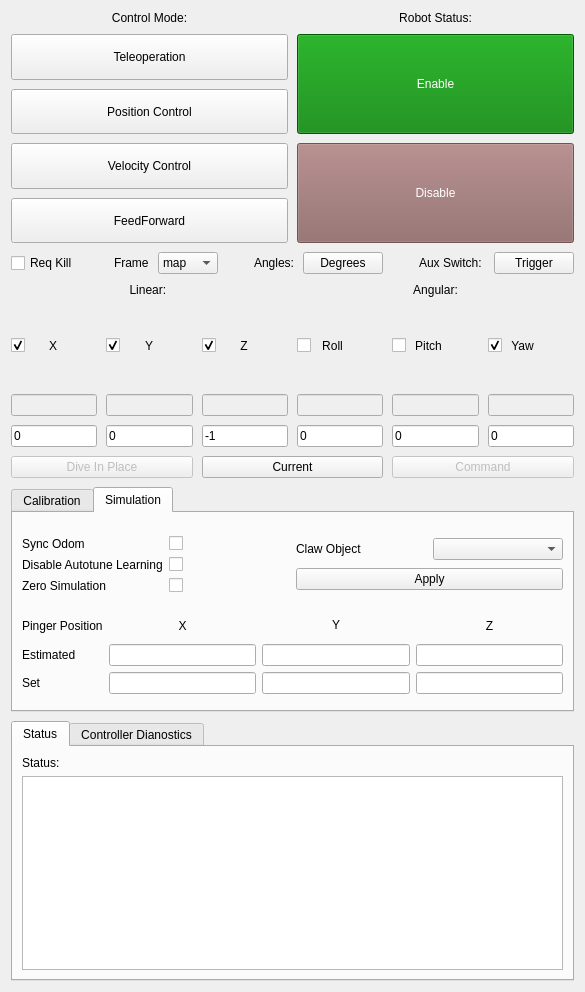
Before: the Qt Designer form riptide_rviz/riptide_rviz/src/ControlPanel.ui in osu-uwrt/mercury_gui, drawn with Qt 5.
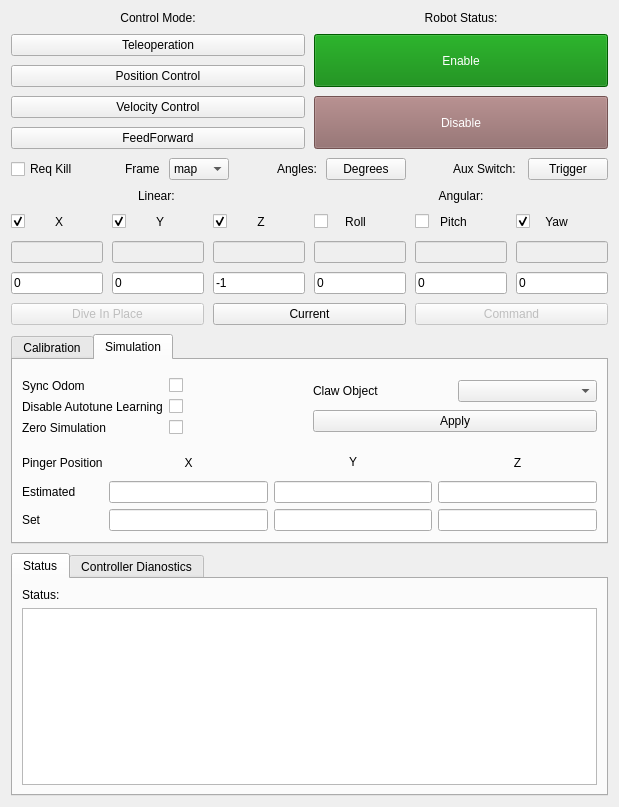
After: the same form once the commit is applied. The open tabs and pages were chosen to show the change.

Commit message: Moved temp thing, still trying to figure out why control panel steals fullscreen

Diff of the .ui file:
```diff
--- a/riptide_rviz/riptide_rviz/src/ControlPanel.ui
+++ b/riptide_rviz/riptide_rviz/src/ControlPanel.ui
@@ -9,12 +9,12 @@
    <rect>
     <x>0</x>
     <y>0</y>
-    <width>585</width>
-    <height>992</height>
+    <width>619</width>
+    <height>807</height>
    </rect>
   </property>
   <property name="sizePolicy">
-   <sizepolicy hsizetype="Preferred" vsizetype="Fixed">
+   <sizepolicy hsizetype="Preferred" vsizetype="Preferred">
     <horstretch>0</horstretch>
     <verstretch>0</verstretch>
    </sizepolicy>
@@ -145,7 +145,7 @@
            <property name="minimumSize">
             <size>
              <width>0</width>
-             <height>100</height>
+             <height>0</height>
             </size>
            </property>
            <property name="styleSheet">
@@ -171,7 +171,7 @@
            <property name="minimumSize">
             <size>
              <width>0</width>
-             <height>100</height>
+             <height>0</height>
             </size>
            </property>
            <property name="styleSheet">
@@ -1336,7 +1336,7 @@
             <bool>true</bool>
            </property>
            <property name="sizePolicy">
-            <sizepolicy hsizetype="Expanding" vsizetype="MinimumExpanding">
+            <sizepolicy hsizetype="Expanding" vsizetype="Preferred">
              <horstretch>0</horstretch>
              <verstretch>0</verstretch>
             </sizepolicy>
```
Left out of the diff: 2 changed lines with no effect on the pictures. The commit also changes 2 other files.
